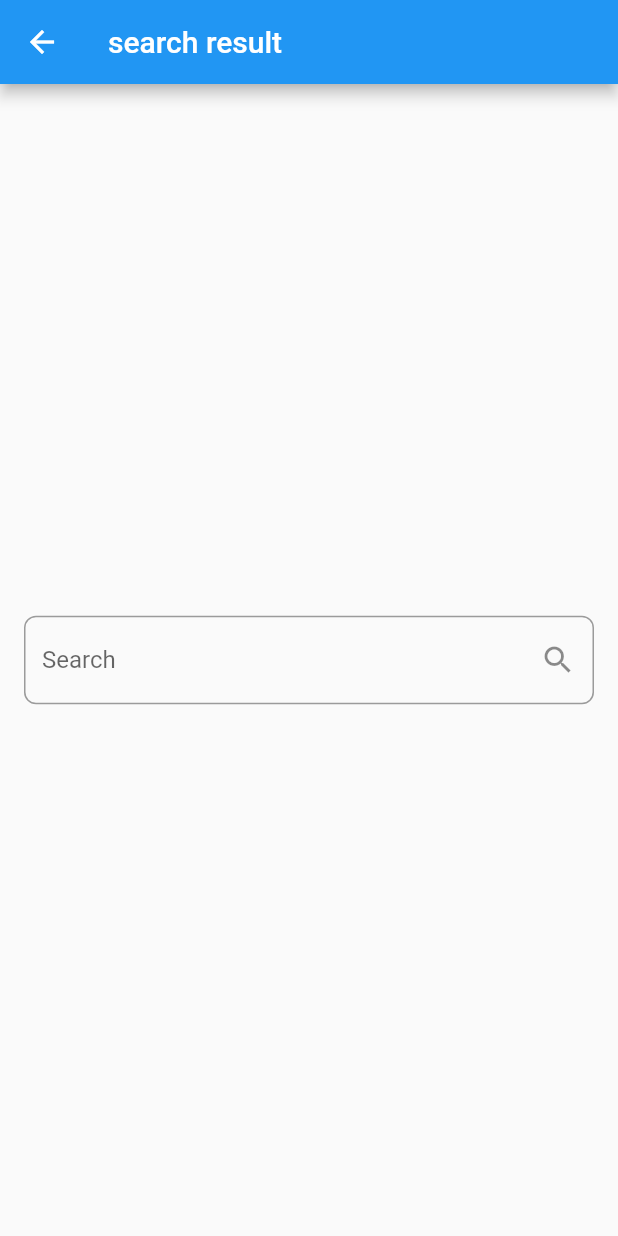
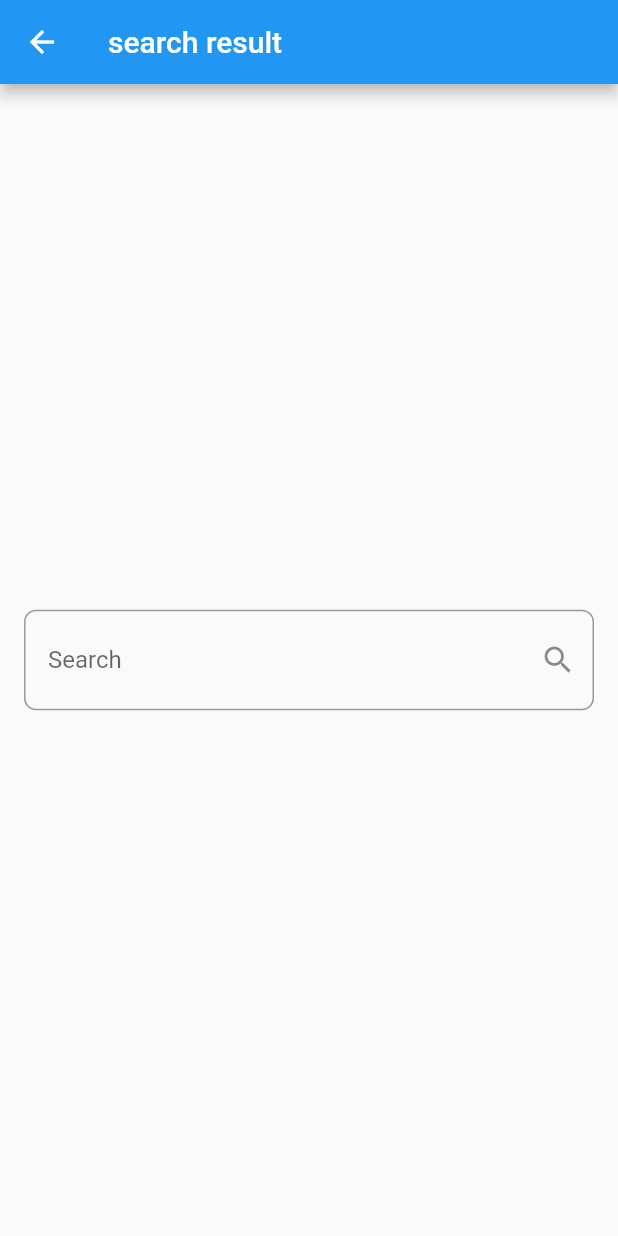
Before and after one commit to Rajab-Alkahef/weather_app, a Flutter app: the SearchView screen opened directly, on a phone screen of 412 x 824 dp. Run offline on Flutter 3.47's test engine with Material 2 defaults, Android fonts, the phone set to English and light mode, and no system bars.

Commit message:
build search view

```diff
--- a/lib/views/search_view.dart
+++ b/lib/views/search_view.dart
@@ -12,11 +12,16 @@ class SearchView extends StatelessWidget {
       body: Center(
         child: Padding(
           padding: const EdgeInsets.symmetric(horizontal: 16.0),
-          child: TextFormField(
+          child: TextField(
+            onSubmitted: (value) {},
             decoration: InputDecoration(
-              suffixIcon: const Icon(Icons.search),
+              contentPadding:
+                  const EdgeInsets.symmetric(vertical: 24, horizontal: 16),
+              suffixIcon: const Icon(
+                Icons.search,
+              ),
               hintText: 'Search a City',
-              label: const Text('Search'),
+              labelText: 'Search',
               border: OutlineInputBorder(
                 borderSide: const BorderSide(color: Colors.blue),
                 borderRadius: BorderRadius.circular(8),
--- a/pubspec.yaml
+++ b/pubspec.yaml
@@ -59,7 +59,9 @@ flutter:
   uses-material-design: true
 
   # To add assets to your application, add an assets section, like this:
-  # assets:
+
+  assets:
+    - assets/images/
   #   - images/a_dot_burr.jpeg
   #   - images/a_dot_ham.jpeg
 
```
Also changed, not shown: assets/images/clear.png (added), assets/images/cloudy.png (added), assets/images/rainy.png (added), assets/images/snow.png (added), assets/images/thunderstorm.png (added).
